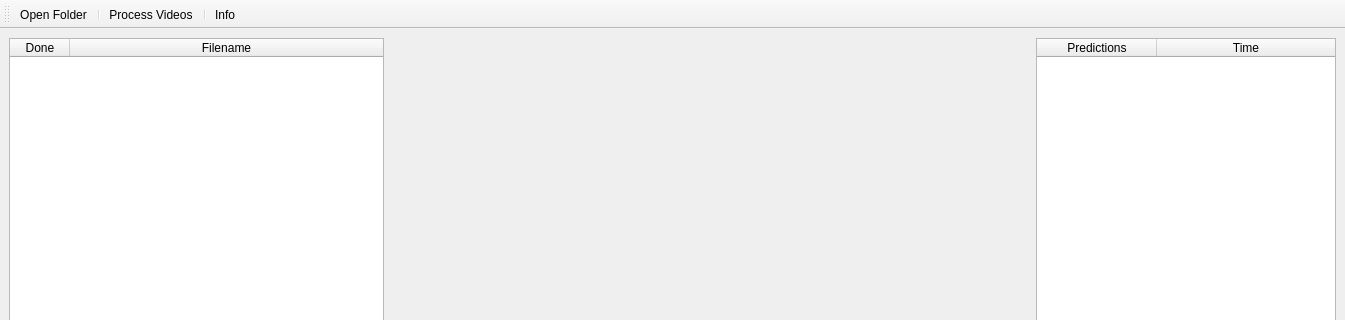
The window that App.ui (byq-luo/bosch) describes before a commit, drawn with Qt 5; both pictures show x 0 to 1345 and y 0 to 320 of the 1345 by 683 pixel window.
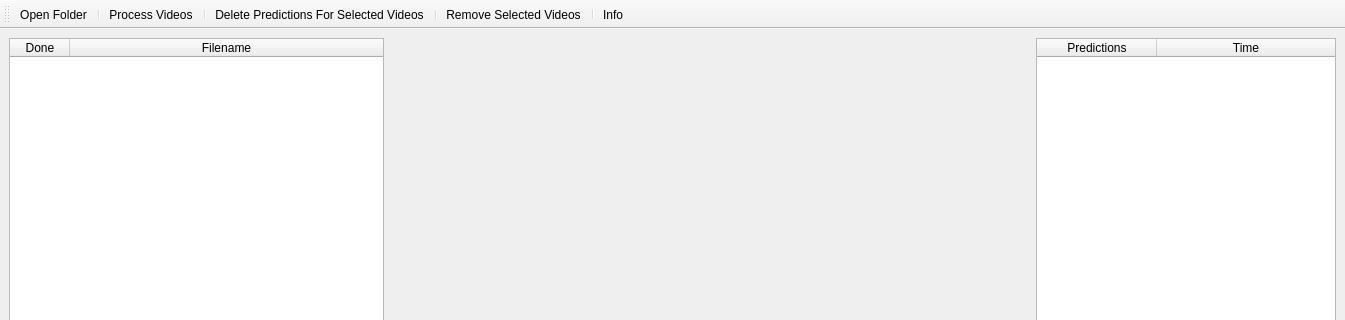
The same window after the commit. Custom widgets are drawn as their Qt base class.

What changed in the file:
```diff
--- a/App.ui
+++ b/App.ui
@@ -364,6 +364,10 @@
    <addaction name="separator"/>
    <addaction name="actionProcessVideos"/>
    <addaction name="separator"/>
+   <addaction name="actionDelete_Predictions_For_Selected_Videos"/>
+   <addaction name="separator"/>
+   <addaction name="actionRemove_Selected_Videos"/>
+   <addaction name="separator"/>
    <addaction name="actionInfo"/>
   </widget>
   <action name="processMultipleFilesAction">
@@ -384,6 +388,16 @@
     <string>Info</string>
    </property>
   </action>
+  <action name="actionDelete_Predictions_For_Selected_Videos">
+   <property name="text">
+    <string>Delete Predictions For Selected Videos</string>
+   </property>
+  </action>
+  <action name="actionRemove_Selected_Videos">
+   <property name="text">
+    <string>Remove Selected Videos</string>
+   </property>
+  </action>
  </widget>
  <customwidgets>
   <customwidget>
```
